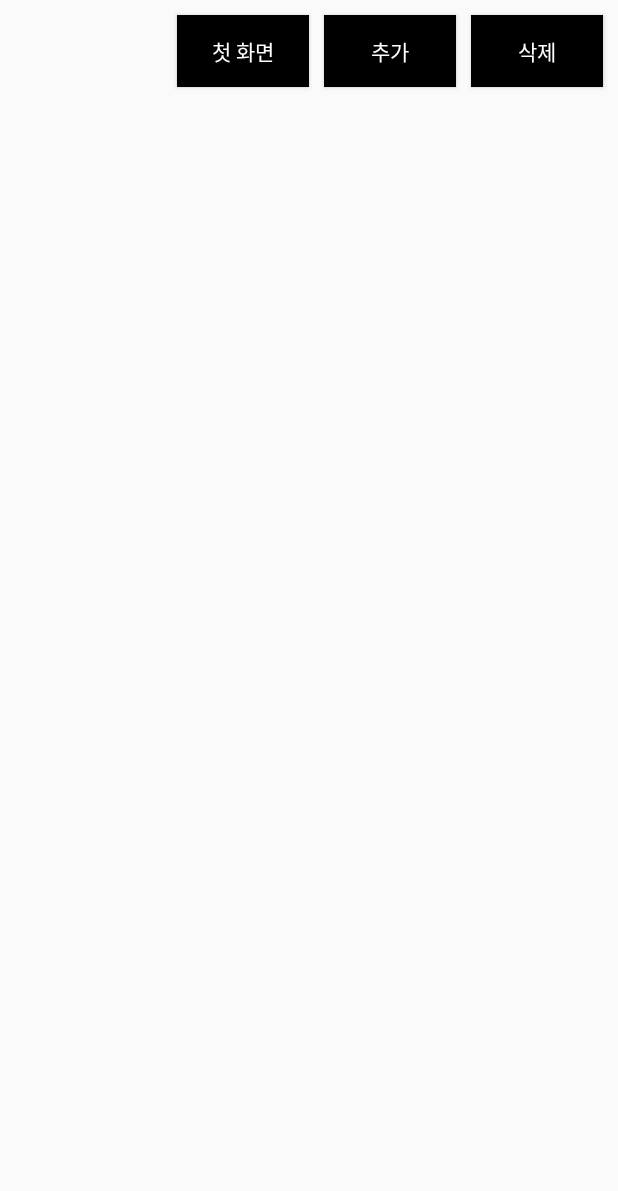
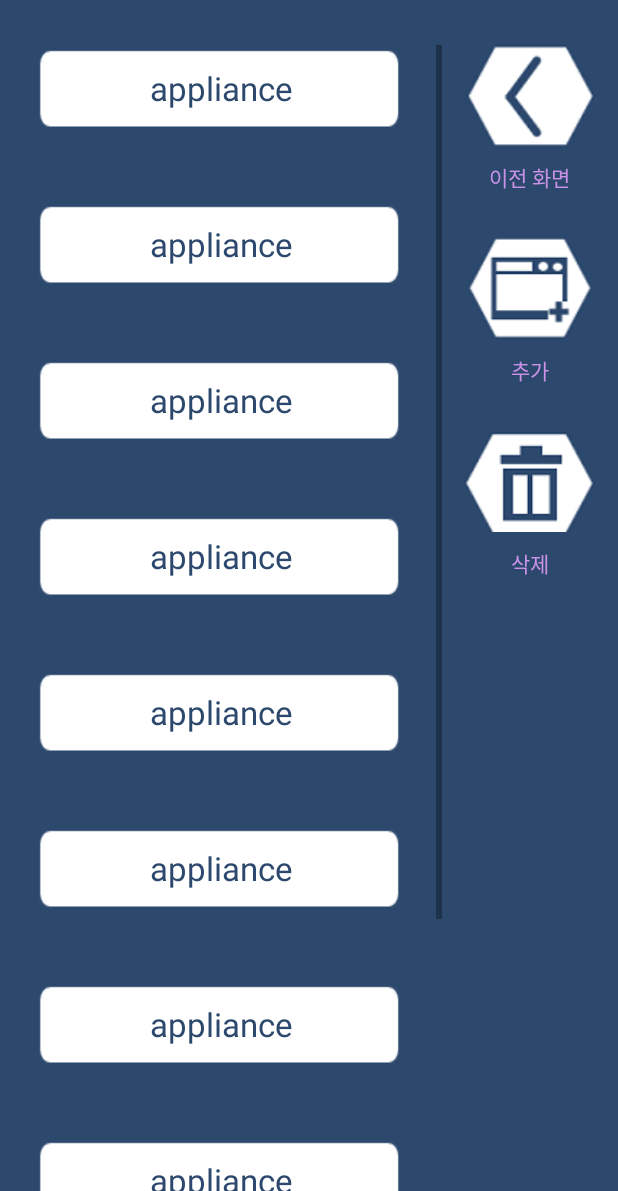
Before and after one commit to flow-er/homeflow, an Android app: the fragment AppliReg placed in its activity, on a phone screen of 412 x 824 dp, the part 45-1236 px from its top. Run offline under Robolectric (Android 15) with nearby library versions, the phone set to English and light mode, and no system bars; 3 statements that could not run were skipped.

Commit message:
upgrade UI

```diff
--- a/src/app_android/Homeflow/app/src/main/AndroidManifest.xml
+++ b/src/app_android/Homeflow/app/src/main/AndroidManifest.xml
@@ -25,18 +25,6 @@
                 android:label="HomeFlow"/>
 
         <activity
-                android:name=".Account"
-                android:label="HomeFlow"/>
-
-        <activity
-                android:name=".Login"
-                android:label="HomeFlow"/>
-
-        <activity
-                android:name=".SignUpSucc"
-                android:label="HomeFlow"/>
-
-        <activity
                 android:name=".Personal"
                 android:label="HomeFlow"/>
 
--- a/src/app_android/Homeflow/app/src/main/java/kookmin/cs/flower/homeflow/AppliReg.java
+++ b/src/app_android/Homeflow/app/src/main/java/kookmin/cs/flower/homeflow/AppliReg.java
@@ -5,11 +5,10 @@ import android.support.v4.app.Fragment;
 import android.view.LayoutInflater;
 import android.view.View;
 import android.view.ViewGroup;
-import android.widget.ArrayAdapter;
 import android.widget.Button;
 import android.widget.ListView;
 
-import kookmin.cs.flower.homeflow.FileManagement.FileManager;
+import java.util.ArrayList;
 
 /**
  * @brief class for showing applireg.xml layout
@@ -47,9 +46,24 @@ public class AppliReg extends Fragment implements View.OnClickListener {
     appli_reg_add.setOnClickListener(this);
     appli_reg_del.setOnClickListener(this);
 
-    listView = (ListView) rootView.findViewById(R.id.appli_reg_list);
+    ArrayList<MyCustomDTO2> appliRegList = new ArrayList<MyCustomDTO2>();
+    appliRegList.add(new MyCustomDTO2("appliance"));
+    appliRegList.add(new MyCustomDTO2("appliance"));
+    appliRegList.add(new MyCustomDTO2("appliance"));
+    appliRegList.add(new MyCustomDTO2("appliance"));
+    appliRegList.add(new MyCustomDTO2("appliance"));
+    appliRegList.add(new MyCustomDTO2("appliance"));
+    appliRegList.add(new MyCustomDTO2("appliance"));
+    appliRegList.add(new MyCustomDTO2("appliance"));
+    appliRegList.add(new MyCustomDTO2("appliance"));
+    appliRegList.add(new MyCustomDTO2("appliance"));
+
+    listView = (ListView) rootView.findViewById(R.id.appli_reg_list);/*
     ArrayAdapter appliRegAdapter = new ArrayAdapter<String>(rootView.getContext(), android.R.layout.simple_list_item_1,
                                                     FileManager.getApplianceList());
+                                                    */
+
+    MyCustomAdapter2 appliRegAdapter = new MyCustomAdapter2(getActivity(), R.layout.appliregrow, appliRegList);
     listView.setAdapter(appliRegAdapter);
 
     return rootView;
--- a/src/app_android/Homeflow/app/src/main/java/kookmin/cs/flower/homeflow/DashTab.java
+++ b/src/app_android/Homeflow/app/src/main/java/kookmin/cs/flower/homeflow/DashTab.java
@@ -46,7 +46,6 @@ public class DashTab extends Fragment {
 
     listView.setAdapter(dashTabAdapter);
 
-
     return rootView;
   }
 }
--- /dev/null
+++ b/src/app_android/Homeflow/app/src/main/java/kookmin/cs/flower/homeflow/MyCustomAdapter2.java
@@ -0,0 +1,62 @@
+package kookmin.cs.flower.homeflow;
+
+import android.content.Context;
+import android.view.LayoutInflater;
+import android.view.View;
+import android.view.ViewGroup;
+import android.widget.BaseAdapter;
+import android.widget.TextView;
+
+import java.util.ArrayList;
+
+/**
+ * @brief class overriding BaseAdapter
+ * @details This class needs for listview customizing.
+ * @author Jinsung Choi, bugslife102401@nate.com
+ * @version 0.0.2
+ * @date 2015-04-08
+ */
+public class MyCustomAdapter2 extends BaseAdapter {
+  Context ctx;
+  int layout;
+  ArrayList<MyCustomDTO2> list;
+  LayoutInflater inf;
+
+  public MyCustomAdapter2(Context ctx, int layout, ArrayList<MyCustomDTO2> list) {
+    this.ctx = ctx;
+    this.layout = layout;
+    this.list = list;
+
+    inf = (LayoutInflater)ctx.getSystemService(Context.LAYOUT_INFLATER_SERVICE);
+  }
+
+  @Override
+  public int getCount() {
+    return list.size();
+  }
+
+  @Override
+  public Object getItem(int position) {
+    return list.get(position);
+  }
+
+  @Override
+  public long getItemId(int position) {
+    return position;
+  }
+
+  @Override
+  public View getView(int position, View convertView, ViewGroup parent) {
+    if(convertView == null) {
+      convertView = inf.inflate(layout, null);
+    }
+
+    TextView appli_reg_txt = (TextView)convertView.findViewById(R.id.appli_reg_txt);
+
+    MyCustomDTO2 dto = list.get(position);
+
+    appli_reg_txt.setText(dto.getFlowText());
+
+    return convertView;
+  }
+}
--- /dev/null
+++ b/src/app_android/Homeflow/app/src/main/java/kookmin/cs/flower/homeflow/MyCustomDTO2.java
@@ -0,0 +1,24 @@
+package kookmin.cs.flower.homeflow;
+
+/**
+ * @brief class for listview Customizing
+ * @details This class implies construction of each row in listview.
+ * @author Jinsung Choi, bugslife102401@nate.com
+ * @version 0.0.2
+ * @date 2015-04-08
+ */
+public class MyCustomDTO2 {
+  String text;
+
+  public MyCustomDTO2(String text) {
+    this.text = text;
+  }
+
+  public String getFlowText() {
+    return text;
+  }
+
+  public void setFlowText(String text) {
+    this.text = text;
+  }
+}
--- a/src/app_android/Homeflow/app/src/main/res/layout/applireg.xml
+++ b/src/app_android/Homeflow/app/src/main/res/layout/applireg.xml
@@ -1,46 +1,73 @@
-<?xml version="1.0" encoding="utf-8"?>
 <LinearLayout xmlns:android="http://schemas.android.com/apk/res/android"
-              android:orientation="vertical"
+              android:orientation="horizontal"
               android:layout_width="fill_parent"
-              android:layout_height="fill_parent">
+              android:layout_height="fill_parent"
+              android:background="@drawable/applireg_back">
+
     <LinearLayout
-            android:orientation="horizontal"
+            android:orientation="vertical"
+            android:layout_width="match_parent"
+            android:layout_height="match_parent"
+            android:layout_weight="2">
+        <LinearLayout
+                android:layout_width="match_parent"
+                android:layout_height="30dp"/>
+        <ListView
+                android:id="@+id/appli_reg_list"
+                android:layout_width="match_parent"
+                android:layout_height="match_parent"
+                android:layout_gravity="center_horizontal"
+                android:dividerHeight="70px"
+                android:divider="#00000000">
+        </ListView>
+    </LinearLayout>
+    <LinearLayout
+            android:orientation="vertical"
             android:layout_width="fill_parent"
-            android:layout_height="0dp"
-            android:layout_weight="2"
-            android:gravity="right">
-        <Button
+            android:layout_height="match_parent"
+            android:layout_weight="5"
+            android:gravity="center_horizontal">
+            <Button
                 android:id="@+id/appli_reg_to_edit"
                 android:layout_width="wrap_content"
                 android:layout_height="wrap_content"
-                android:layout_marginTop="10dp"
-                android:layout_marginRight="10dp"
-                android:text="첫 화면"
-                android:background="#FF000000"
-                android:textColor="#FFFFFFFF"/>
-        <Button
+                android:layout_marginTop="30dp"
+                android:background="@drawable/applireg_back_btn"/>
+            <TextView
+                    android:id="@+id/appli_reg_to_edit_txt"
+                    android:layout_width="wrap_content"
+                    android:layout_height="wrap_content"
+                    android:layout_marginTop="10dp"
+                    android:text="이전 화면"
+                    android:background="#FF2C486D"
+                    android:textColor="#FFCA93E8"/>
+            <Button
                 android:id="@+id/appli_reg_add"
                 android:layout_width="wrap_content"
                 android:layout_height="wrap_content"
+                android:layout_marginTop="30dp"
+                android:background="@drawable/applireg_add_btn"/>
+            <TextView
+                android:id="@+id/appli_reg_add_txt"
+                android:layout_width="wrap_content"
+                android:layout_height="wrap_content"
                 android:layout_marginTop="10dp"
-                android:layout_marginRight="10dp"
                 android:text="추가"
-                android:background="#FF000000"
-                android:textColor="#FFFFFFFF"/>
-        <Button
+                android:background="#FF2C486D"
+                android:textColor="#FFCA93E8"/>
+            <Button
                 android:id="@+id/appli_reg_del"
                 android:layout_width="wrap_content"
                 android:layout_height="wrap_content"
+                android:layout_marginTop="30dp"
+                android:background="@drawable/applireg_del_btn"/>
+            <TextView
+                android:id="@+id/appli_reg_del_txt"
+                android:layout_width="wrap_content"
+                android:layout_height="wrap_content"
                 android:layout_marginTop="10dp"
-                android:layout_marginRight="10dp"
                 android:text="삭제"
-                android:background="#FF000000"
-                android:textColor="#FFFFFFFF"/>
+                android:background="#FF2C486D"
+                android:textColor="#FFCA93E8"/>
     </LinearLayout>
-    <ListView
-            android:id="@+id/appli_reg_list"
-            android:layout_width="match_parent"
-            android:layout_height="0dp"
-            android:layout_weight="10">
-    </ListView>
 </LinearLayout>
--- /dev/null
+++ b/src/app_android/Homeflow/app/src/main/res/layout/appliregrow.xml
@@ -0,0 +1,11 @@
+<?xml version="1.0" encoding="utf-8"?>
+<TextView xmlns:android="http://schemas.android.com/apk/res/android"
+          android:id="@+id/appli_reg_txt"
+          android:orientation="vertical"
+          android:layout_width="match_parent"
+          android:layout_height="match_parent"
+          android:gravity="center"
+          android:background="@drawable/applireg_list_back"
+          android:textAppearance="?android:attr/textAppearanceLarge"
+          android:textColor="#FF2C486D">
+</TextView>
```
Also changed, not shown: src/app_android/Homeflow/app/src/main/res/drawable/applireg_add_btn.png (added), src/app_android/Homeflow/app/src/main/res/drawable/applireg_back.png (added), src/app_android/Homeflow/app/src/main/res/drawable/applireg_back_btn.png (added), src/app_android/Homeflow/app/src/main/res/drawable/applireg_del_btn.png (added), src/app_android/Homeflow/app/src/main/res/drawable/applireg_list_back.png (added), src/app_android/Homeflow/app/src/main/res/drawable/editor_app_btn.png, src/app_android/Homeflow/app/src/main/res/drawable/editor_flow_btn.png.
